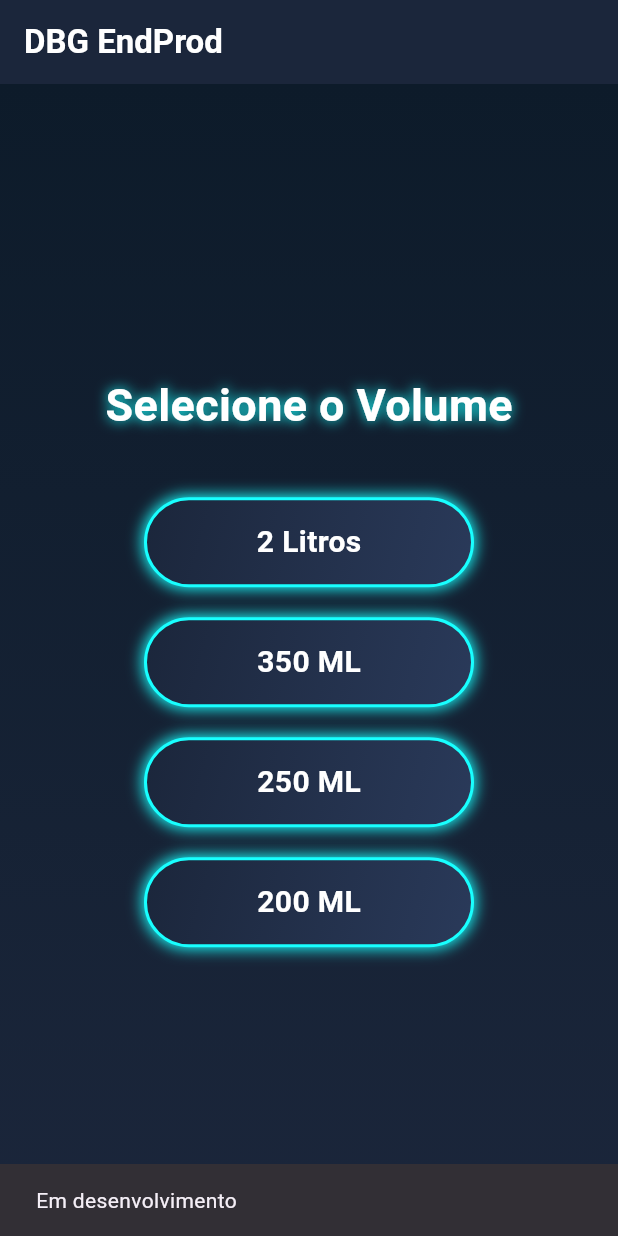
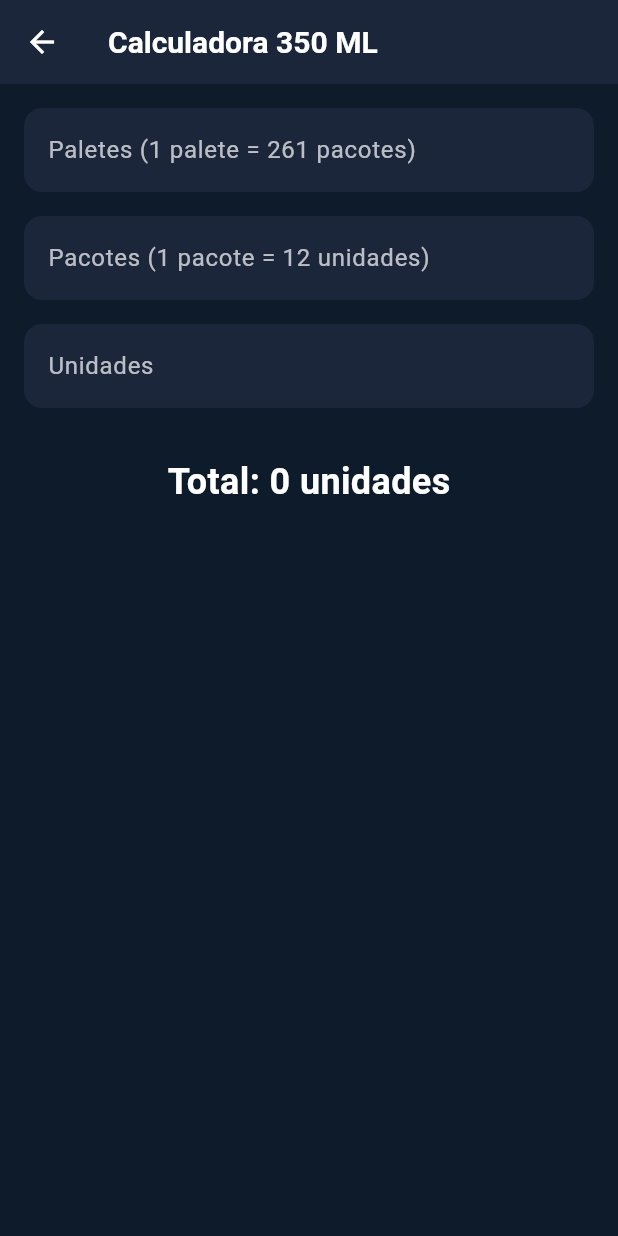
Before and after one commit to DBGEndProd/endprod, a Flutter app: the screen it shows after launch, after a tap on "350 ML", on a phone screen of 412 x 824 dp. Run offline on Flutter 3.47's test engine with Material 3 defaults, Android fonts, the phone set to English and light mode, and no system bars.

Commit message:
finalizado

```diff
--- /dev/null
+++ b/lib/telas/tela_350_ml.dart
@@ -0,0 +1,101 @@
+import 'package:flutter/material.dart';
+
+class Tela350ML extends StatefulWidget {
+  const Tela350ML({super.key});
+
+  @override
+  State<Tela350ML> createState() => _Tela350MLState();
+}
+
+class _Tela350MLState extends State<Tela350ML> {
+  final TextEditingController _controladorPaletes = TextEditingController();
+  final TextEditingController _controladorPacotes = TextEditingController();
+  final TextEditingController _controladorUnidades = TextEditingController();
+  int _totalUnidades = 0;
+
+  void _calcularTotal() {
+    final paletes = int.tryParse(_controladorPaletes.text) ?? 0;
+    final pacotes = int.tryParse(_controladorPacotes.text) ?? 0;
+    final unidades = int.tryParse(_controladorUnidades.text) ?? 0;
+
+    // 1 palete = 261 pacotes, 1 pacote = 12 unidades
+    final total = (paletes * 261 * 12) + (pacotes * 12) + unidades;
+
+    setState(() {
+      _totalUnidades = total;
+    });
+  }
+
+  @override
+  void initState() {
+    super.initState();
+    _controladorPaletes.addListener(_calcularTotal);
+    _controladorPacotes.addListener(_calcularTotal);
+    _controladorUnidades.addListener(_calcularTotal);
+  }
+
+  @override
+  void dispose() {
+    _controladorPaletes.dispose();
+    _controladorPacotes.dispose();
+    _controladorUnidades.dispose();
+    super.dispose();
+  }
+
+  @override
+  Widget build(BuildContext context) {
+    return Scaffold(
+      appBar: AppBar(
+        title: const Text('Calculadora 350 ML'),
+        iconTheme: const IconThemeData(
+          color: Colors.white,
+        ),
+      ),
+      body: Padding(
+        padding: const EdgeInsets.all(16.0),
+        child: Column(
+          crossAxisAlignment: CrossAxisAlignment.start,
+          children: [
+            TextField(
+              controller: _controladorPaletes,
+              keyboardType: TextInputType.number,
+              decoration: const InputDecoration(
+                labelText: 'Paletes (1 palete = 261 pacotes)',
+              ),
+              style: const TextStyle(color: Colors.white),
+            ),
+            const SizedBox(height: 16),
+            TextField(
+              controller: _controladorPacotes,
+              keyboardType: TextInputType.number,
+              decoration: const InputDecoration(
+                labelText: 'Pacotes (1 pacote = 12 unidades)',
+              ),
+              style: const TextStyle(color: Colors.white),
+            ),
+            const SizedBox(height: 16),
+            TextField(
+              controller: _controladorUnidades,
+              keyboardType: TextInputType.number,
+              decoration: const InputDecoration(
+                labelText: 'Unidades',
+              ),
+              style: const TextStyle(color: Colors.white),
+            ),
+            const SizedBox(height: 32),
+            Center(
+              child: Text(
+                'Total: $_totalUnidades unidades',
+                style: const TextStyle(
+                  fontSize: 24,
+                  fontWeight: FontWeight.bold,
+                  color: Colors.white,
+                ),
+              ),
+            ),
+          ],
+        ),
+      ),
+    );
+  }
+}
--- a/lib/telas/tela_inicio.dart
+++ b/lib/telas/tela_inicio.dart
@@ -1,5 +1,8 @@
 import 'package:flutter/material.dart';
 import 'package:endprod/telas/tela_dois_litros.dart';
+import 'package:endprod/telas/tela_350_ml.dart';
+import 'package:endprod/telas/tela_250_ml.dart';
+import 'package:endprod/telas/tela_200_ml.dart';
 
 class TelaInicio extends StatelessWidget {
   const TelaInicio({super.key});
@@ -65,8 +68,11 @@ class TelaInicio extends StatelessWidget {
                 context,
                 '350 ML',
                 () {
-                  ScaffoldMessenger.of(context).showSnackBar(
-                    const SnackBar(content: Text('Em desenvolvimento')),
+                  Navigator.push(
+                    context,
+                    MaterialPageRoute(
+                      builder: (context) => const Tela350ML(),
+                    ),
                   );
                 },
               ),
@@ -75,8 +81,11 @@ class TelaInicio extends StatelessWidget {
                 context,
                 '250 ML',
                 () {
-                  ScaffoldMessenger.of(context).showSnackBar(
-                    const SnackBar(content: Text('Em desenvolvimento')),
+                  Navigator.push(
+                    context,
+                    MaterialPageRoute(
+                      builder: (context) => const Tela250ML(),
+                    ),
                   );
                 },
               ),
@@ -85,8 +94,11 @@ class TelaInicio extends StatelessWidget {
                 context,
                 '200 ML',
                 () {
-                  ScaffoldMessenger.of(context).showSnackBar(
-                    const SnackBar(content: Text('Em desenvolvimento')),
+                  Navigator.push(
+                    context,
+                    MaterialPageRoute(
+                      builder: (context) => const Tela200ML(),
+                    ),
                   );
                 },
               ),
```
Also changed, not shown: lib/telas/tela_200_ml.dart (added, +101 -0 lines), lib/telas/tela_250_ml.dart (added, +101 -0 lines), 3 other files.
